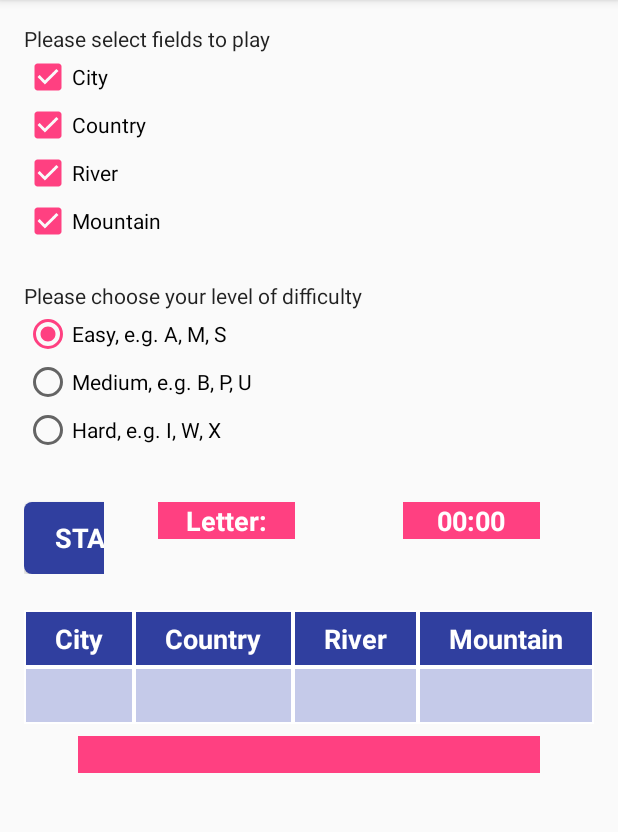
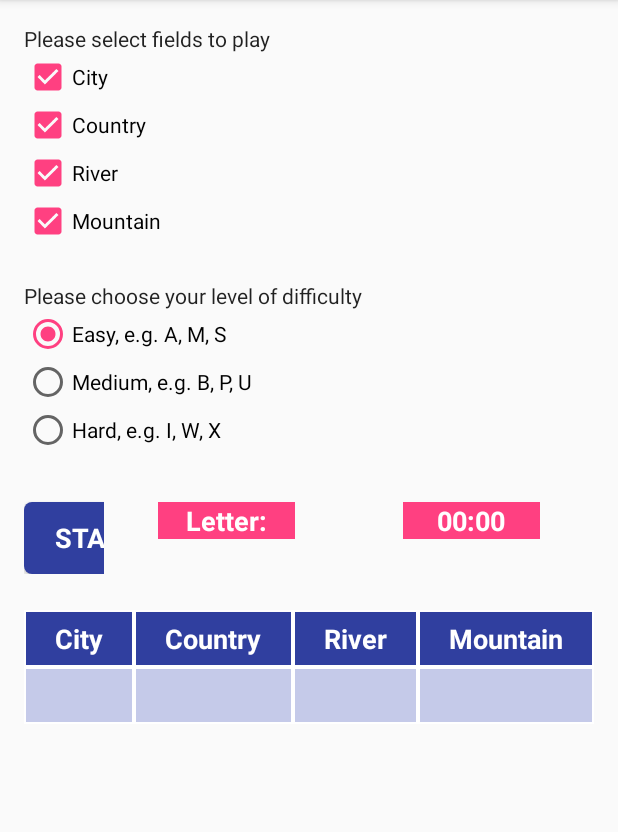
Before and after one commit to hildegw/StadtLandFluss, an Android app: the screen it shows after launch (MainActivity), on a phone screen of 412 x 824 dp, the part 84-916 px from its top. Run offline under Robolectric (Android 15) with nearby library versions, the light colour scheme and no system bars.

Commit message:
code after removing sample code

```diff
--- a/app/src/main/java/com/example/android/stadtlandfluss/MainActivity.java
+++ b/app/src/main/java/com/example/android/stadtlandfluss/MainActivity.java
@@ -22,14 +22,19 @@ public class MainActivity extends AppCompatActivity {
     private KeyListener editTextRiverKeyListener;
     private KeyListener editTextMountainKeyListener;
 
-    //todo: arrange table in blocks above each other
+    //todo: keep status when switching to landscape
+    //todo: arrange table in blocks above each other / center fields!?
     //todo: data base!!!! getText from editText
     //todo: adjust difficulty according to database entries
+    //todo: add game icon and background icon b/W
+    //todo: add navigation drawer for settings and home, see example code
+    //todo: educational - link to Wiki
 
     @Override
     protected void onCreate(Bundle savedInstanceState) {
         super.onCreate(savedInstanceState);
         setContentView(R.layout.activity_main);
+
         //hide stop button
         Button stopButton = (Button) findViewById(R.id.stop_button);
         stopButton.setVisibility(View.GONE);
@@ -42,7 +47,11 @@ public class MainActivity extends AppCompatActivity {
         editTextRiverKeyListener = editTextRiver.getKeyListener();
         EditText editTextMountain = (EditText) findViewById(R.id.edit_text_mountain);
         editTextMountainKeyListener = editTextMountain.getKeyListener();
+        //hide bar that shows score
+        TextView scoreBar = (TextView) findViewById(R.id.your_score_is);
+        scoreBar.setVisibility(View.GONE);
     }
+
 
     //Start button: selected letter and stop button are displayed, stop watch is reset, text entry in table is enabled
     public void startGame(View view) {
@@ -93,7 +102,9 @@ public class MainActivity extends AppCompatActivity {
         editTextRiver.setKeyListener(null);
         EditText editTextMountain = (EditText) findViewById(R.id.edit_text_mountain);
         editTextMountain.setKeyListener(null);
-        //calculate and display score
+        //calculate and display score, unhide score bar
+        TextView scoreBar = (TextView) findViewById(R.id.your_score_is);
+        scoreBar.setVisibility(View.VISIBLE);
         calculateScore();
     }
 
```
